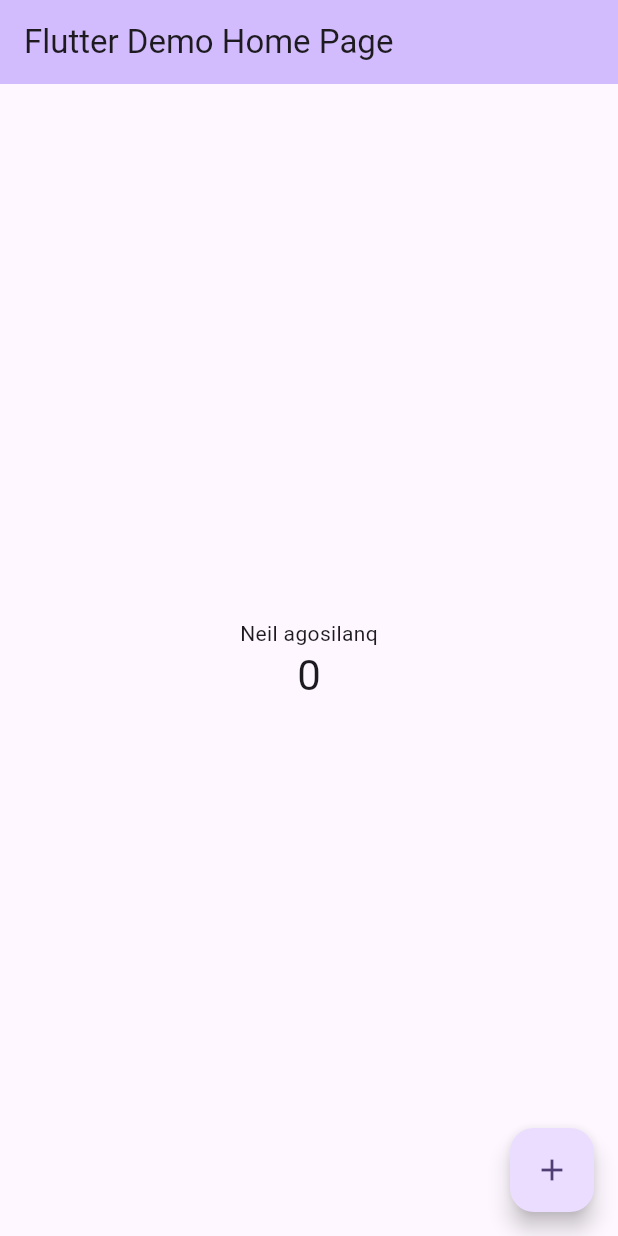
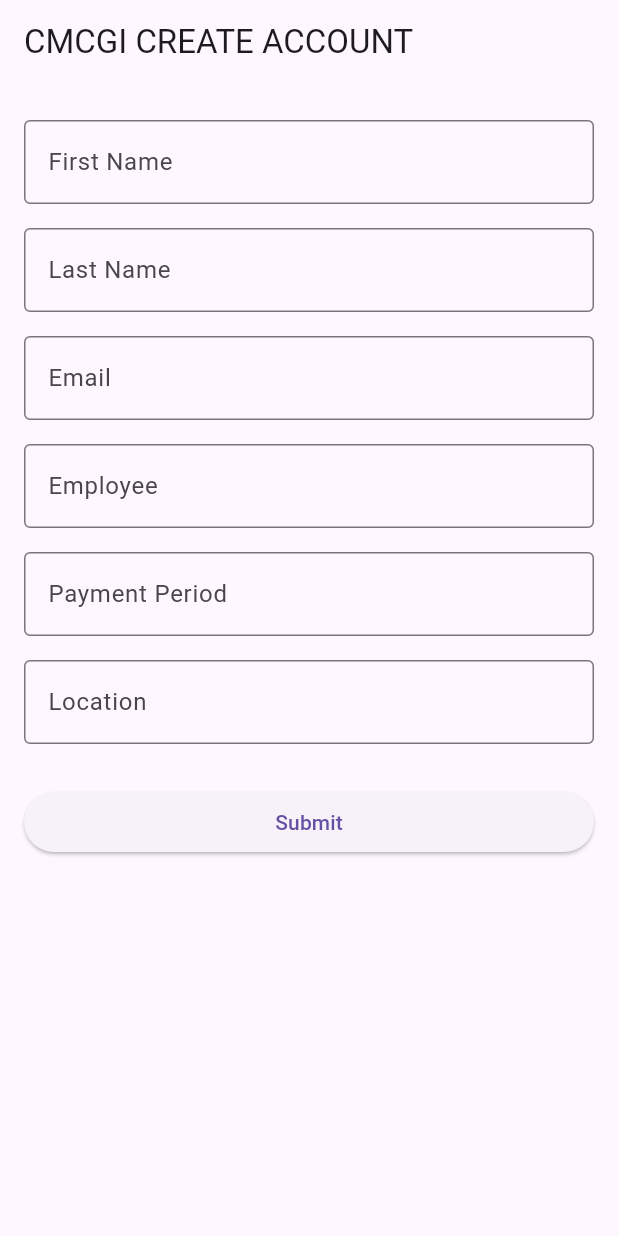
Before and after one commit to wellplauyed/flutter_application_1, a Flutter app: the screen it shows after launch, on a phone screen of 412 x 824 dp. Run offline on Flutter 3.47's test engine with Material 3 defaults, Android fonts, the light colour scheme and no system bars.

Commit message:
Update main.dart, UI files, and remove old drawables

```diff
--- /dev/null
+++ b/lib/FrontEnd/RegistrationForm.dart
@@ -0,0 +1,106 @@
+import 'package:flutter/material.dart';
+
+class RegistrationForm extends StatefulWidget {
+  @override
+  State<RegistrationForm> createState() => _RegistrationFormState();
+}
+
+class _RegistrationFormState extends State<RegistrationForm> {
+  final _formKey = GlobalKey<FormState>();
+
+  String firstName = '';
+  String lastName = '';
+  String email = '';
+  String employee = '';
+  String paymentPeriod = '';
+  String location = '';
+
+  @override
+  Widget build(BuildContext context) {
+    return Scaffold(
+      appBar: AppBar(title: Text('CMCGI CREATE ACCOUNT')),
+      body: Padding(
+        padding: EdgeInsets.all(16),
+        child: Form(
+          key: _formKey,
+          child: ListView(
+            children: [
+              buildTextFormField(
+                label: 'First Name',
+                onSaved: (value) => firstName = value ?? '',
+                validatorMsg: 'Please enter first name',
+              ),
+              buildTextFormField(
+                label: 'Last Name',
+                onSaved: (value) => lastName = value ?? '',
+                validatorMsg: 'Please enter last name',
+              ),
+              buildTextFormField(
+                label: 'Email',
+                onSaved: (value) => email = value ?? '',
+                validatorMsg: 'Please enter email',
+                keyboardType: TextInputType.emailAddress,
+              ),
+              buildTextFormField(
+                label: 'Employee',
+                onSaved: (value) => employee = value ?? '',
+                validatorMsg: 'Please enter employee',
+              ),
+              buildTextFormField(
+                label: 'Payment Period',
+                onSaved: (value) => paymentPeriod = value ?? '',
+                validatorMsg: 'Please enter payment period',
+              ),
+              buildTextFormField(
+                label: 'Location',
+                onSaved: (value) => location = value ?? '',
+                validatorMsg: 'Please enter location',
+              ),
+              SizedBox(height: 20),
+              ElevatedButton(
+                onPressed: () {
+                  if (_formKey.currentState!.validate()) {
+                    _formKey.currentState!.save();
+                    // Now you have all values, do something with them
+                    print('First Name: $firstName');
+                    print('Last Name: $lastName');
+                    print('Email: $email');
+                    print('Employee: $employee');
+                    print('Payment Period: $paymentPeriod');
+                    print('Location: $location');
+                  }
+                },
+                child: Text('Submit'),
+              ),
+            ],
+          ),
+        ),
+      ),
+    );
+  }
+
+  Widget buildTextFormField({
+    required String label,
+    required FormFieldSetter<String> onSaved,
+    required String validatorMsg,
+    TextInputType keyboardType = TextInputType.text,
+  }) {
+    return Padding(
+      padding: const EdgeInsets.symmetric(vertical: 8),
+      child: TextFormField(
+        decoration: InputDecoration(
+          labelText: label,
+          border: OutlineInputBorder(),
+        ),
+        keyboardType: keyboardType,
+        onSaved: onSaved,
+        validator: (value) {
+          if (value == null || value.isEmpty) {
+            return validatorMsg;
+          }
+          return null;
+        },
+      ),
+    );
+  }
+}
--- a/lib/main.dart
+++ b/lib/main.dart
@@ -1,122 +1,6 @@
 import 'package:flutter/material.dart';
+import './FrontEnd/RegistrationForm.dart';
 
 void main() {
-  runApp(const MyApp());
+  runApp(MaterialApp(home: RegistrationForm()));
 }
-
-class MyApp extends StatelessWidget {
-  const MyApp({super.key});
-
-  // This widget is the root of your application.
-  @override
-  Widget build(BuildContext context) {
-    return MaterialApp(
-      title: 'Flutter Demo',
-      theme: ThemeData(
-        // This is the theme of your application.
-        //
-        // TRY THIS: Try running your application with "flutter run". You'll see
-        // the application has a purple toolbar. Then, without quitting the app,
-        // try changing the seedColor in the colorScheme below to Colors.green
-        // and then invoke "hot reload" (save your changes or press the "hot
-        // reload" button in a Flutter-supported IDE, or press "r" if you used
-        // the command line to start the app).
-        //
-        // Notice that the counter didn't reset back to zero; the application
-        // state is not lost during the reload. To reset the state, use hot
-        // restart instead.
-        //
-        // This works for code too, not just values: Most code changes can be
-        // tested with just a hot reload.
-        colorScheme: ColorScheme.fromSeed(seedColor: Colors.deepPurple),
-      ),
-      home: const MyHomePage(title: 'Flutter Demo Home Page'),
-    );
-  }
-}
-
-class MyHomePage extends StatefulWidget {
-  const MyHomePage({super.key, required this.title});
-
-  // This widget is the home page of your application. It is stateful, meaning
-  // that it has a State object (defined below) that contains fields that affect
-  // how it looks.
-
-  // This class is the configuration for the state. It holds the values (in this
-  // case the title) provided by the parent (in this case the App widget) and
-  // used by the build method of the State. Fields in a Widget subclass are
-  // always marked "final".
-
-  final String title;
-
-  @override
-  State<MyHomePage> createState() => _MyHomePageState();
-}
-
-class _MyHomePageState extends State<MyHomePage> {
-  int _counter = 0;
-
-  void _incrementCounter() {
-    setState(() {
-      // This call to setState tells the Flutter framework that something has
-      // changed in this State, which causes it to rerun the build method below
-      // so that the display can reflect the updated values. If we changed
-      // _counter without calling setState(), then the build method would not be
-      // called again, and so nothing would appear to happen.
-      _counter++;
-    });
-  }
-
-  @override
-  Widget build(BuildContext context) {
-    // This method is rerun every time setState is called, for instance as done
-    // by the _incrementCounter method above.
-    //
-    // The Flutter framework has been optimized to make rerunning build methods
-    // fast, so that you can just rebuild anything that needs updating rather
-    // than having to individually change instances of widgets.
-    return Scaffold(
-      appBar: AppBar(
-        // TRY THIS: Try changing the color here to a specific color (to
-        // Colors.amber, perhaps?) and trigger a hot reload to see the AppBar
-        // change color while the other colors stay the same.
-        backgroundColor: Theme.of(context).colorScheme.inversePrimary,
-        // Here we take the value from the MyHomePage object that was created by
-        // the App.build method, and use it to set our appbar title.
-        title: Text(widget.title),
-      ),
-      body: Center(
-        // Center is a layout widget. It takes a single child and positions it
-        // in the middle of the parent.
-        child: Column(
-          // Column is also a layout widget. It takes a list of children and
-          // arranges them vertically. By default, it sizes itself to fit its
-          // children horizontally, and tries to be as tall as its parent.
-          //
-          // Column has various properties to control how it sizes itself and
-          // how it positions its children. Here we use mainAxisAlignment to
-          // center the children vertically; the main axis here is the vertical
-          // axis because Columns are vertical (the cross axis would be
-          // horizontal).
-          //
-          // TRY THIS: Invoke "debug painting" (choose the "Toggle Debug Paint"
-          // action in the IDE, or press "p" in the console), to see the
-          // wireframe for each widget.
-          mainAxisAlignment: MainAxisAlignment.center,
-          children: <Widget>[
-            const Text('Neil agosilanq'),
-            Text(
-              '$_counter',
-              style: Theme.of(context).textTheme.headlineMedium,
-            ),
-          ],
-        ),
-      ),
-      floatingActionButton: FloatingActionButton(
-        onPressed: _incrementCounter,
-        tooltip: 'Increment',
-        child: const Icon(Icons.add),
-      ), // This trailing comma makes auto-formatting nicer for build methods.
-    );
-  }
-}
```
Also changed, not shown: 4 other files.
